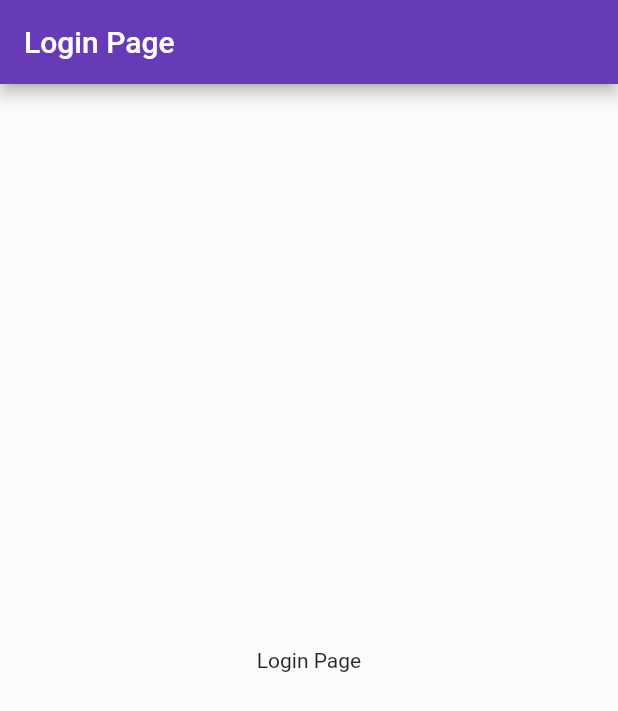
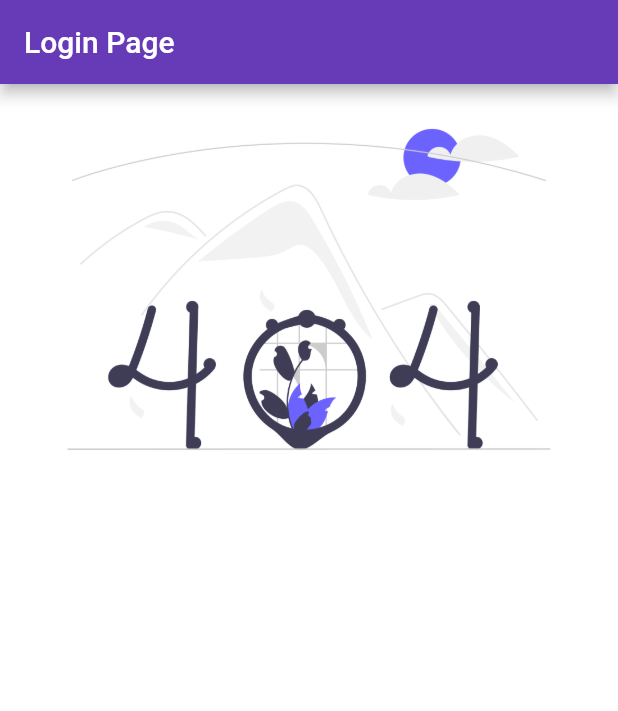
Before and after one commit to i-am-HRISHABH/30DaysOfFlutter, a Flutter app: the screen it shows after launch, on a phone screen of 412 x 824 dp. Shown: the top 711 px of the screen. Run offline on Flutter 3.47's test engine with Material 2 defaults, Android fonts, the phone set to English and light mode, and no system bars; our stand-ins replace google_fonts.

Commit message:
Day 3 completed again if complaeted earlier.

```diff
--- a/lib/Pages/loginpage.dart
+++ b/lib/Pages/loginpage.dart
@@ -6,11 +6,12 @@ class LoginPage extends StatelessWidget {
   @override
   Widget build(BuildContext context) {
     return Scaffold(
+      backgroundColor: Colors.white,
       appBar: AppBar(title: Text('Login Page'),),
-      body: Center(
-        child: Container(
-          child: Text('Login Page'),
-        ),
+      body: Column(
+        children: [
+          Image.asset('assets/images/404_error.png')
+        ],
       ),
     );
   }
--- a/lib/main.dart
+++ b/lib/main.dart
@@ -1,6 +1,7 @@
 import 'package:flutter/material.dart';
 import 'package:flutter_reboot/Pages/homepage.dart';
 import './Pages/loginpage.dart';
+import 'package:google_fonts/google_fonts.dart';
 
 void main() {
   runApp(MyApp());
@@ -19,6 +20,7 @@ class MyApp extends StatelessWidget {
       ),
       theme: ThemeData(
         primarySwatch: Colors.deepPurple,
+        primaryTextTheme: GoogleFonts.latoTextTheme(),
       ),
       routes: {
         "/": (context) => LoginPage(),
--- a/pubspec.yaml
+++ b/pubspec.yaml
@@ -28,6 +28,7 @@ dependencies:
   # The following adds the Cupertino Icons font to your application.
   # Use with the CupertinoIcons class for iOS style icons.
   cupertino_icons: ^1.0.2
+  google_fonts: ^1.1.2
 
 dev_dependencies:
   flutter_test:
@@ -45,7 +46,8 @@ flutter:
   uses-material-design: true
 
   # To add assets to your application, add an assets section, like this:
-  # assets:
+  assets:
+    - assets/images/
   #   - images/a_dot_burr.jpeg
   #   - images/a_dot_ham.jpeg
 
```
Also changed, not shown: assets/images/404_error.png (added), pubspec.lock.
